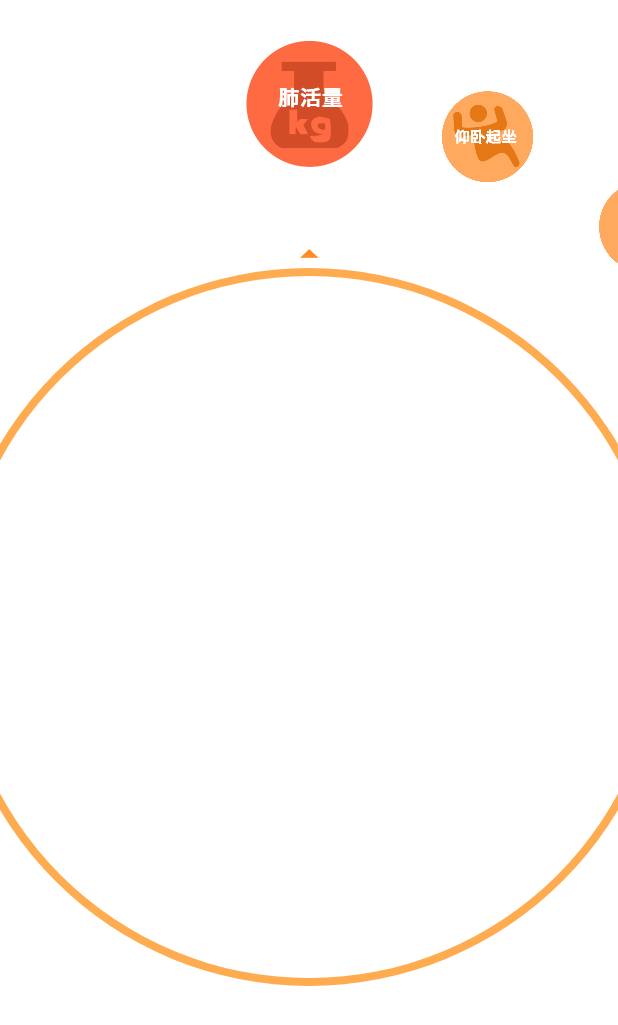
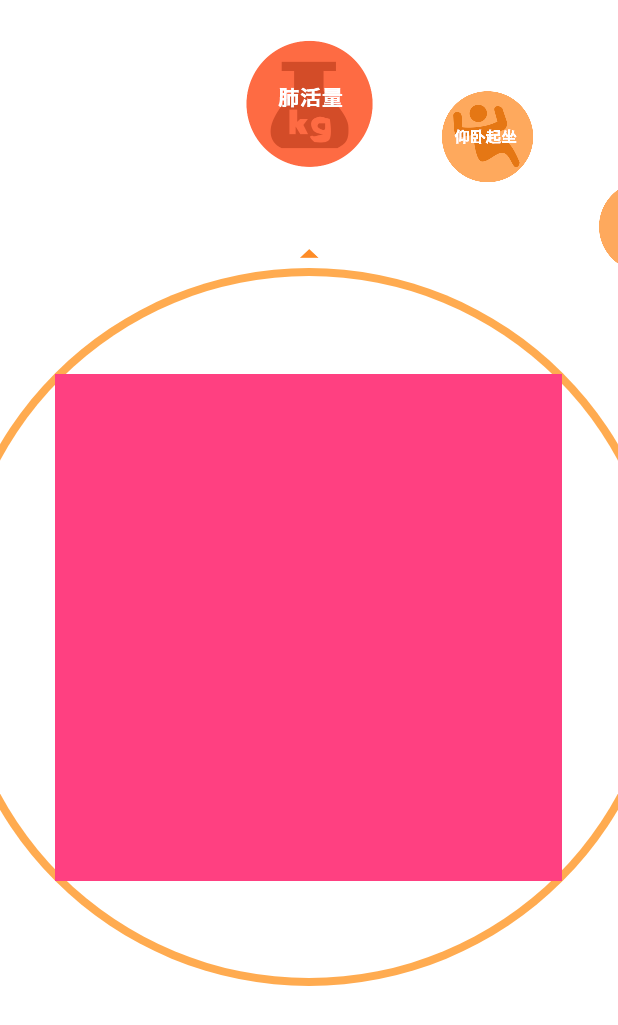
Before and after one commit to superKJ/CircleViewLayout, an Android app: the screen it shows after launch (MainActivity), on a phone screen of 412 x 824 dp. Shown: the top 1025 px of the screen. Run offline under Robolectric (Android 15) with nearby library versions, the phone set to English and light mode, and no system bars.

```diff
--- a/MyCircleViewProjDemo/app/src/main/java/com/examplehost/xg/mycircleviewprojdemo/MainActivity.java
+++ b/MyCircleViewProjDemo/app/src/main/java/com/examplehost/xg/mycircleviewprojdemo/MainActivity.java
@@ -1,32 +1,21 @@
 package com.examplehost.xg.mycircleviewprojdemo;
 
-import android.content.res.Resources;
 import android.graphics.Bitmap;
-import android.graphics.drawable.BitmapDrawable;
-import android.graphics.drawable.Drawable;
 import android.os.Bundle;
 import android.support.v4.app.FragmentActivity;
-import android.util.DisplayMetrics;
 import android.view.Window;
 import android.widget.FrameLayout;
 import android.widget.LinearLayout;
-import android.widget.RelativeLayout;
 
-import com.examplehost.xg.mycircleviewprojdemo.util.BitmapUtil;
+import com.examplehost.xg.mycircleviewprojdemo.util.Util;
 import com.examplehost.xg.mycircleviewprojdemo.view.TurnplateView;
 
 public class MainActivity extends FragmentActivity implements TurnplateView.OnTurnplateListener {
     private int ponit_num = 11;
     private Bitmap[] smallIcons;
     private Bitmap[] bigIcons;
-    private int smallSize;
-    private int bigSize;
     private int offset;
     private int angleDivide;
-    /**
-     * 控件距离上边缘的距离
-     */
-    private int marginTop;
     /**
      * 箭头的图片高度
      */
@@ -35,10 +24,6 @@ public class MainActivity extends FragmentActivity implements TurnplateView.OnTu
      * 圆形布局
      */
     private TurnplateView turnplateView;
-    /**
-     * turnplateView的圆心Y坐标
-     */
-    private int turnplateView_Y_center;
     /**
      * 中间显示内容区域的布局
      */
@@ -52,6 +37,7 @@ public class MainActivity extends FragmentActivity implements TurnplateView.OnTu
     protected void onCreate(Bundle savedInstanceState) {
         super.onCreate(savedInstanceState);
         requestWindowFeature(Window.FEATURE_NO_TITLE);
+        setContentView(R.layout.activity_main);
         initCache();
         initView();
     }
@@ -61,42 +47,34 @@ public class MainActivity extends FragmentActivity implements TurnplateView.OnTu
         bigIcons = new Bitmap[ponit_num];
         //
         arrowOffSet = 100;
-        marginTop = 40;
         angleDivide = 20;
         offset = 50;
         loadSmallBitmaps();
         loadBigBitmaps();
-        smallSize = smallIcons[0].getHeight();
-        bigSize = bigIcons[0].getHeight();
     }
 
     private void initView() {
-        DisplayMetrics dm = new DisplayMetrics();
-        this.getWindowManager().getDefaultDisplay().getMetrics(dm);
-        int width = dm.widthPixels;
-        int height = dm.heightPixels;
-        setContentView(R.layout.activity_main);
         turnplateView = (TurnplateView) findViewById(R.id.sport_detail_page_turn_plate_view);
-        turnplateView_Y_center = width / 2 + offset + bigSize + marginTop + arrowOffSet;
-        turnplateView.initTurnPlateView(smallIcons, bigIcons, ponit_num, smallSize, bigSize, width / 2,
-                turnplateView_Y_center, width / 2, angleDivide, offset, arrowOffSet);
+        turnplateView.initTurnPlateView(smallIcons, bigIcons, ponit_num, Util.getDeviceWith(this) / 2,
+                Util.getDeviceWith(this) / 2, angleDivide, offset, arrowOffSet);
         // 设置主题橙色还是蓝色
-        turnplateView.setTheme(getDrawableBitmap(getResources().getDrawable(R.mipmap.sport_detail_page_arrow_icon)),
+        turnplateView.setTheme(Util.Drawable2Bitmap(this, R.mipmap.sport_detail_page_arrow_icon),
                 R.color.light_yellow);
         turnplateView.setOnTurnplateListener(this);
 
         // 中间内容区域
         detailInfoLayout = (LinearLayout) findViewById(R.id.sport_detail_page_frag_layout);
-        RelativeLayout.LayoutParams lpfrag = (RelativeLayout.LayoutParams) detailInfoLayout.getLayoutParams();
+        FrameLayout.LayoutParams lpfrag = (FrameLayout.LayoutParams) detailInfoLayout.getLayoutParams();
         // 内容显示区域的宽高为圆形视图半径的7/10
-        lpfrag.width = turnplateView.backgroudCircleRadius * 2 * 7 / 10;
-        lpfrag.height = turnplateView.backgroudCircleRadius * 2 * 7 / 10;
-        lpfrag.setMargins(0, turnplateView_Y_center - lpfrag.width / 2 - 40, 0, 0);
+        lpfrag.width = (int) (turnplateView.backgroudCircleRadius * 2 / Math.sqrt(2));
+        lpfrag.height = lpfrag.width;
+//        turnplateView.backgroudCircleRadius * 2 * 7 / 10;
+        lpfrag.setMargins(0, turnplateView.mPointY - lpfrag.width / 2, 0, 0);
         // turnplateView的布局必须设置高度，否则无法滚动
         turnplateViewLayout = (LinearLayout) findViewById(R.id.sport_detail_page_turnplateview_layout);
         FrameLayout.LayoutParams turnplateViewLayoutParams = (FrameLayout.LayoutParams) turnplateViewLayout
                 .getLayoutParams();
-        turnplateViewLayoutParams.height = turnplateView_Y_center + turnplateView.backgroudCircleRadius + 50;
+        turnplateViewLayoutParams.height = turnplateView.mPointY + turnplateView.backgroudCircleRadius;
         turnplateView.setChooseBn(0);
     }
 
@@ -104,43 +82,35 @@ public class MainActivity extends FragmentActivity implements TurnplateView.OnTu
      * 加载小图标
      */
     public void loadSmallBitmaps() {
-        Resources r = getResources();
 
-        smallIcons[0] = BitmapUtil.Drawable2Bitmap(R.mipmap.sport_detail_page_x0, r);
-        smallIcons[1] = BitmapUtil.Drawable2Bitmap(R.mipmap.sport_detail_page_x1, r);
-        smallIcons[2] = BitmapUtil.Drawable2Bitmap(R.mipmap.sport_detail_page_x2, r);
-        smallIcons[3] = BitmapUtil.Drawable2Bitmap(R.mipmap.sport_detail_page_x3, r);
-        smallIcons[4] = BitmapUtil.Drawable2Bitmap(R.mipmap.sport_detail_page_x4, r);
-        smallIcons[5] = BitmapUtil.Drawable2Bitmap(R.mipmap.sport_detail_page_x5, r);
-        smallIcons[6] = BitmapUtil.Drawable2Bitmap(R.mipmap.sport_detail_page_x6, r);
-        smallIcons[7] = BitmapUtil.Drawable2Bitmap(R.mipmap.sport_detail_page_x7, r);
-        smallIcons[8] = BitmapUtil.Drawable2Bitmap(R.mipmap.sport_detail_page_x8, r);
-        smallIcons[9] = BitmapUtil.Drawable2Bitmap(R.mipmap.sport_detail_page_x9, r);
-        smallIcons[10] = BitmapUtil.Drawable2Bitmap(R.mipmap.sport_detail_page_x10, r);
+        smallIcons[0] = Util.Drawable2Bitmap(this, R.mipmap.sport_detail_page_x0);
+        smallIcons[1] = Util.Drawable2Bitmap(this, R.mipmap.sport_detail_page_x1);
+        smallIcons[2] = Util.Drawable2Bitmap(this, R.mipmap.sport_detail_page_x2);
+        smallIcons[3] = Util.Drawable2Bitmap(this, R.mipmap.sport_detail_page_x3);
+        smallIcons[4] = Util.Drawable2Bitmap(this, R.mipmap.sport_detail_page_x4);
+        smallIcons[5] = Util.Drawable2Bitmap(this, R.mipmap.sport_detail_page_x5);
+        smallIcons[6] = Util.Drawable2Bitmap(this, R.mipmap.sport_detail_page_x6);
+        smallIcons[7] = Util.Drawable2Bitmap(this, R.mipmap.sport_detail_page_x7);
+        smallIcons[8] = Util.Drawable2Bitmap(this, R.mipmap.sport_detail_page_x8);
+        smallIcons[9] = Util.Drawable2Bitmap(this, R.mipmap.sport_detail_page_x9);
+        smallIcons[10] = Util.Drawable2Bitmap(this, R.mipmap.sport_detail_page_x10);
     }
 
     /**
      * 加载大图标
      */
     public void loadBigBitmaps() {
-        Resources r = getResources();
-        bigIcons[0] = BitmapUtil.Drawable2Bitmap(R.mipmap.sport_detail_page_d0, r);
-        bigIcons[1] = BitmapUtil.Drawable2Bitmap(R.mipmap.sport_detail_page_d1, r);
-        bigIcons[2] = BitmapUtil.Drawable2Bitmap(R.mipmap.sport_detail_page_d2, r);
-        bigIcons[3] = BitmapUtil.Drawable2Bitmap(R.mipmap.sport_detail_page_d3, r);
-        bigIcons[4] = BitmapUtil.Drawable2Bitmap(R.mipmap.sport_detail_page_d4, r);
-        bigIcons[5] = BitmapUtil.Drawable2Bitmap(R.mipmap.sport_detail_page_d5, r);
-        bigIcons[6] = BitmapUtil.Drawable2Bitmap(R.mipmap.sport_detail_page_d6, r);
-        bigIcons[7] = BitmapUtil.Drawable2Bitmap(R.mipmap.sport_detail_page_d7, r);
-        bigIcons[8] = BitmapUtil.Drawable2Bitmap(R.mipmap.sport_detail_page_d8, r);
-        bigIcons[9] = BitmapUtil.Drawable2Bitmap(R.mipmap.sport_detail_page_d9, r);
-        bigIcons[10] = BitmapUtil.Drawable2Bitmap(R.mipmap.sport_detail_page_d10, r);
-    }
-
-    private Bitmap getDrawableBitmap(Drawable d) {
-        BitmapDrawable bd_b = (BitmapDrawable) d;
-        Bitmap b = bd_b.getBitmap();
-        return b;
+        bigIcons[0] = Util.Drawable2Bitmap(this, R.mipmap.sport_detail_page_d0);
+        bigIcons[1] = Util.Drawable2Bitmap(this, R.mipmap.sport_detail_page_d1);
+        bigIcons[2] = Util.Drawable2Bitmap(this, R.mipmap.sport_detail_page_d2);
+        bigIcons[3] = Util.Drawable2Bitmap(this, R.mipmap.sport_detail_page_d3);
+        bigIcons[4] = Util.Drawable2Bitmap(this, R.mipmap.sport_detail_page_d4);
+        bigIcons[5] = Util.Drawable2Bitmap(this, R.mipmap.sport_detail_page_d5);
+        bigIcons[6] = Util.Drawable2Bitmap(this, R.mipmap.sport_detail_page_d6);
+        bigIcons[7] = Util.Drawable2Bitmap(this, R.mipmap.sport_detail_page_d7);
+        bigIcons[8] = Util.Drawable2Bitmap(this, R.mipmap.sport_detail_page_d8);
+        bigIcons[9] = Util.Drawable2Bitmap(this, R.mipmap.sport_detail_page_d9);
+        bigIcons[10] = Util.Drawable2Bitmap(this, R.mipmap.sport_detail_page_d10);
     }
 
     /**
@@ -148,19 +118,14 @@ public class MainActivity extends FragmentActivity implements TurnplateView.OnTu
      */
     @Override
     public void onPointTouch(int flag) {
-        if (ponit_num == 11 && flag > 6) {
+        if (flag > 6) {
             turnplateView.setTheme(
-                    getDrawableBitmap(getResources().getDrawable(R.mipmap.sport_detail_page_arrow_icon_blue)),
+                    Util.Drawable2Bitmap(this, R.mipmap.sport_detail_page_arrow_icon_blue),
                     R.color.circle_blue);
             // 设置蓝色主题
-        } else if (ponit_num == 4) {
-            turnplateView.setTheme(
-                    getDrawableBitmap(getResources().getDrawable(R.mipmap.sport_detail_page_arrow_icon_blue)),
-                    R.color.circle_blue);
-
         } else {
             turnplateView.setTheme(
-                    getDrawableBitmap(getResources().getDrawable(R.mipmap.sport_detail_page_arrow_icon)),
+                    Util.Drawable2Bitmap(this, R.mipmap.sport_detail_page_arrow_icon),
                     R.color.light_yellow);
         }
     }
--- /dev/null
+++ b/MyCircleViewProjDemo/app/src/main/java/com/examplehost/xg/mycircleviewprojdemo/util/Util.java
@@ -0,0 +1,44 @@
+package com.examplehost.xg.mycircleviewprojdemo.util;
+
+import android.app.Activity;
+import android.content.Context;
+import android.content.res.Resources;
+import android.graphics.Bitmap;
+import android.graphics.drawable.BitmapDrawable;
+import android.graphics.drawable.Drawable;
+import android.util.DisplayMetrics;
+
+/**
+ * Created by XG on 2017/10/25.
+ * author by liuchao
+ */
+
+public class Util {
+    /**
+     * Drawable转bitmap
+     *
+     * @param drawableId
+     * @return
+     */
+    public static Bitmap Drawable2Bitmap(Context c, int drawableId) {
+        Resources r = c.getResources();
+        Drawable drawable = r.getDrawable(drawableId);
+        BitmapDrawable bd_b = (BitmapDrawable) drawable;
+        Bitmap icon = bd_b.getBitmap();
+        return icon;
+    }
+
+    public static int getDeviceWith(Activity context) {
+        DisplayMetrics dm = new DisplayMetrics();
+        context.getWindowManager().getDefaultDisplay().getMetrics(dm);
+        int width = dm.widthPixels;
+        return width;
+    }
+
+    public static int getDeviceHeight(Activity context) {
+        DisplayMetrics dm = new DisplayMetrics();
+        context.getWindowManager().getDefaultDisplay().getMetrics(dm);
+        int height = dm.heightPixels;
+        return height;
+    }
+}
--- a/MyCircleViewProjDemo/app/src/main/java/com/examplehost/xg/mycircleviewprojdemo/view/TurnplateView.java
+++ b/MyCircleViewProjDemo/app/src/main/java/com/examplehost/xg/mycircleviewprojdemo/view/TurnplateView.java
@@ -51,7 +51,7 @@ public class TurnplateView extends View implements OnTouchListener {
     /**
      * 圆心坐标
      */
-    private int mPointX = 0, mPointY = 0;
+    public int mPointX = 0, mPointY = 0;
     /**
      * 圆半径
      */
@@ -81,10 +81,6 @@ public class TurnplateView extends View implements OnTouchListener {
      */
     public int backgroudCircleRadius;
     /**
-     * 小图标的高
-     */
-    private int smallSize;
-    /**
      * 大图标的高
      */
     private int bigSize;
@@ -100,6 +96,10 @@ public class TurnplateView extends View implements OnTouchListener {
      * 圆圈的颜色
      */
     private int circleColor = R.color.light_yellow;
+    /**
+     * 控件距离上边缘的距离
+     */
+    private int marginTop = 40;
 
     public TurnplateView(Context context) {
         super(context);
@@ -121,18 +121,16 @@ public class TurnplateView extends View implements OnTouchListener {
         setBackgroundColor(Color.WHITE);
     }
 
-    public void initTurnPlateView(Bitmap[] icons, Bitmap[] bigIcons, int ponit_num, int smallSize, int bigSize, int px,
-                                  int py, int radius, int divideAngle, int radiusOffset, int arrowOffset) {
+    public void initTurnPlateView(Bitmap[] icons, Bitmap[] bigIcons, int ponit_num, int px,
+                                  int radius, int divideAngle, int radiusOffset, int arrowOffset) {
         this.arrowOffset = arrowOffset;
         this.ponit_num = ponit_num;
         this.icons = icons;
         this.bigIcons = bigIcons;
-        this.smallSize = smallSize;
-        this.bigSize = bigSize;
         this.mPointX = px;
-        this.mPointY = py;
+        this.mPointY = px + radiusOffset + bigIcons[0].getHeight() + marginTop + arrowOffset;
         this.backgroudCircleRadius = radius + radiusOffset;
-        this.mRadius = backgroudCircleRadius + arrowOffset + bigSize / 2;
+        this.mRadius = backgroudCircleRadius + arrowOffset + bigIcons[0].getHeight() / 2;
         this.mDegreeDelta = divideAngle;
         this.radiusOffset = radiusOffset;
         initPoints();
@@ -294,8 +292,6 @@ public class TurnplateView extends View implements OnTouchListener {
      */
     private void switchScreen(MotionEvent event) {
         computeCurrentDistance(event.getX(), event.getY());
-        // Log.e(TAG,chooseBtn+"");
-        System.out.println("-----------------SportDetailInfoHistory:3");
         onTurnplateListener.onPointTouch(chooseBtn);
 
     }
@@ -308,7 +304,6 @@ public class TurnplateView extends View implements OnTouchListener {
     public void setChooseBn(int chooseIndex) {
         chooseBtn = chooseIndex;
         resetChoiceIndex();
-        System.out.println("-----------------SportDetailInfoHistory:2");
         onTurnplateListener.onPointTouch(chooseBtn);
     }
 
@@ -350,7 +345,6 @@ public class TurnplateView extends View implements OnTouchListener {
 
                 // 滑动执行
                 onTurnplateListener.onPointTouch(chooseBtn);
-                System.out.println("-----------------SportDetailInfoHistory:1");
                 tempDegree = 0;
                 int diff = 270 - points[chooseBtn].angle;
                 if (!resetPointAngleDiff(diff)) {
@@ -462,13 +456,11 @@ public class TurnplateView extends View implements OnTouchListener {
 
     /**
      * 设置箭头颜色和圈圈颜色
-     *
-     * @param arrawBitmap
-     * @param circleColor
      */
     public void setTheme(Bitmap arraw, int circleColor) {
         this.arrowBitmap = arraw;
         this.circleColor = circleColor;
         invalidate();
     }
+
 }
--- a/MyCircleViewProjDemo/app/src/main/res/layout/activity_main.xml
+++ b/MyCircleViewProjDemo/app/src/main/res/layout/activity_main.xml
@@ -2,72 +2,44 @@
     android:layout_width="match_parent"
     android:layout_height="match_parent"
     android:background="@color/white"
-    android:orientation="vertical" >
+    android:orientation="vertical">
 
     <com.examplehost.xg.mycircleviewprojdemo.view.TurnPlateViewScrowView
         android:layout_width="match_parent"
-        android:layout_height="match_parent" >
+        android:layout_height="match_parent">
 
         <FrameLayout
             android:layout_width="match_parent"
             android:layout_height="match_parent"
-            android:background="@color/white" >
+            android:background="@color/white">
 
             <LinearLayout
                 android:id="@+id/sport_detail_page_turnplateview_layout"
                 android:layout_width="match_parent"
-                android:layout_height="match_parent" >
+                android:layout_height="match_parent">
 
                 <com.examplehost.xg.mycircleviewprojdemo.view.TurnplateView
                     android:id="@+id/sport_detail_page_turn_plate_view"
                     android:layout_width="match_parent"
-                    android:layout_height="match_parent" >
-                </com.examplehost.xg.mycircleviewprojdemo.view.TurnplateView>
+                    android:layout_height="match_parent"></com.examplehost.xg.mycircleviewprojdemo.view.TurnplateView>
             </LinearLayout>
 
-            <RelativeLayout
-                android:layout_width="match_parent"
-                android:layout_height="match_parent" >
-
-                <LinearLayout
-                    android:id="@+id/sport_detail_page_left_arrow"
-                    android:layout_width="wrap_content"
-                    android:layout_height="wrap_content"
-                    android:visibility="gone" >
-
-                    <TextView
-                        android:layout_width="wrap_content"
-                        android:layout_height="wrap_content" />
-                </LinearLayout>
-
-                <LinearLayout
-                    android:id="@+id/sport_detail_page_right_arrow"
-                    android:layout_width="wrap_content"
-                    android:layout_height="wrap_content"
-                    android:layout_alignParentRight="true" >
-
-                    <TextView
-                        android:layout_width="wrap_content"
-                        android:layout_height="wrap_content" />
-                </LinearLayout>
             <!-- 中间内容部分 -->
 
             <LinearLayout
                 android:id="@+id/sport_detail_page_frag_layout"
                 android:layout_width="match_parent"
                 android:layout_height="match_parent"
-                    android:layout_centerHorizontal="true"
-                    android:background="@color/transparent" >
+                android:layout_gravity="center_horizontal"
+                android:background="@color/transparent">
 
                 <FrameLayout
                     android:id="@+id/sport_detail_fragment"
                     android:layout_width="match_parent"
                     android:layout_height="match_parent"
-                        android:background="@color/transparent"
-                        android:orientation="vertical" >
-                    </FrameLayout>
+                    android:background="@color/colorAccent"
+                    android:orientation="vertical"></FrameLayout>
             </LinearLayout>
-            </RelativeLayout>
         </FrameLayout>
     </com.examplehost.xg.mycircleviewprojdemo.view.TurnPlateViewScrowView>
 
```
Also changed, not shown: MyCircleViewProjDemo/app/src/main/java/com/examplehost/xg/mycircleviewprojdemo/MainActivity_temp.java (deleted, +0 -358 lines), MyCircleViewProjDemo/app/src/main/java/com/examplehost/xg/mycircleviewprojdemo/util/BitmapUtil.java (deleted, +0 -66 lines). Lines whose indentation alone changed are shown as unchanged.
